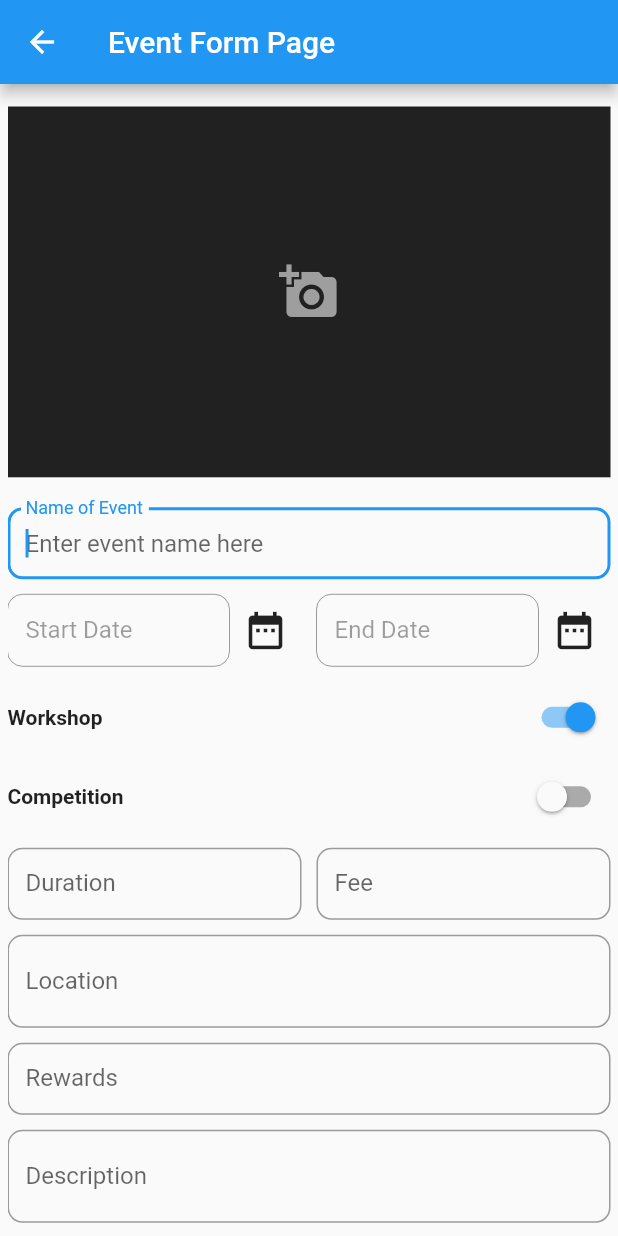
After one commit to SutirthaSaha/zigwan_demo, a Flutter app: the AddEventForm screen opened directly, on a phone screen of 412 x 824 dp. The commit adds this screen. Run offline on Flutter 3.47's test engine with Material 2 defaults, Android fonts, the phone set to English and light mode, and no system bars; our stand-ins replace camera, carousel_pro, carousel_slider, image_picker, video_player; missing offline and left inert: custom_chewie, thumbnails; network calls fail.

Commit message:
Update 1- Events Modified Academy Modified Login Modified SignUp Modified

```diff
--- /dev/null
+++ b/lib/screens/add_event_form.dart
@@ -0,0 +1,354 @@
+import 'dart:io';
+import 'package:intl/intl.dart';
+import 'package:flutter/material.dart';
+import 'package:image_picker/image_picker.dart';
+
+class AddEventForm extends StatefulWidget {
+  @override
+  _AddEventFormState createState() => _AddEventFormState();
+}
+
+class _AddEventFormState extends State<AddEventForm> {
+  final formKey = new GlobalKey<FormState>();
+  final scaffoldKey = new GlobalKey<ScaffoldState>();
+
+  var nameController=TextEditingController();
+  var startDateController=TextEditingController();
+  var endDateController=TextEditingController();
+  var durationController=TextEditingController();
+  var feeController=TextEditingController();
+  var locationController=TextEditingController();
+  var choreographerController=TextEditingController();
+  var descController=TextEditingController();
+
+  bool workshopIsSwitched=true;
+
+  String currency=NumberFormat().simpleCurrencySymbol('INR');
+  File _workshopBanner;
+  Future getImage() async{
+    _workshopBanner=await ImagePicker.pickImage(source: ImageSource.gallery);
+    setState(() {
+      _workshopBanner=_workshopBanner;
+    });
+  }
+
+  DateTime startDate,endDate;
+
+  Future<DateTime> _showDateTimePicker() async{
+    DateTime selected = await showDatePicker(
+      context: context,
+      initialDate: new DateTime.now(),
+      firstDate: new DateTime(1960),
+      lastDate: new DateTime(2050),
+    );
+
+    return selected;
+  }
+
+  @override
+  Widget build(BuildContext context) {
+    return Scaffold(
+      key: scaffoldKey,
+      appBar: AppBar(
+        title: Text("Event Form Page"),
+      ),
+      body: Container(
+        margin: EdgeInsets.all(5.0),
+        child: Form(
+          key: formKey,
+          child: ListView(
+            children: <Widget>[
+
+              SizedBox(
+                height: 10.0,
+              ),
+
+              _workshopBanner==null?GestureDetector(
+                onTap: (){
+                  //ImagePicker.pickImage(source: ImageSource.gallery);
+                  getImage();
+                },
+                child: Container(
+                  width: MediaQuery.of(context).size.width,
+                  height: MediaQuery.of(context).size.height*0.3,
+                  decoration: BoxDecoration(
+                      shape: BoxShape.rectangle,
+                      color: Colors.black87
+                  ),
+                  child: Icon(Icons.add_a_photo,size: 40.0,color: Colors.grey,),
+                ),
+              ):GestureDetector(
+                onTap: (){
+                  getImage();
+                },
+                child: Container(
+                  width: 50.0,
+                  height: 100.0,
+                  decoration: BoxDecoration(
+                      shape: BoxShape.rectangle,
+                      //color: Colors.black87,
+                      image: DecorationImage(image: FileImage(_workshopBanner),
+                          fit: BoxFit.contain
+                      )
+                  ),
+                ),
+              ),
+
+              SizedBox(
+                height: 20.0,
+              ),
+
+              TextFormField(
+                autofocus: true,
+                controller: nameController,
+                decoration: InputDecoration(
+                    contentPadding: EdgeInsets.all(12.0),
+                    border: OutlineInputBorder(
+                        borderRadius:
+                        BorderRadius.all(Radius.circular(10.0))),
+                    labelText: "Name of Event",
+                    hintText: "Enter event name here"),
+                validator: (value) {
+                  if (value.isEmpty) {
+                    return "Event Name Field Empty";
+                  }
+                  return null;
+                },
+              ),
+
+              SizedBox(
+                height: 10.0,
+              ),
+
+              Row(
+                crossAxisAlignment: CrossAxisAlignment.center,
+                //mainAxisAlignment: MainAxisAlignment.center,
+                children: <Widget>[
+                  Expanded(child: TextFormField(
+                    enabled: false,
+                    controller: startDateController,
+                    decoration: InputDecoration(
+                        contentPadding: EdgeInsets.all(12.0),
+                        border: OutlineInputBorder(
+                            borderRadius:
+                            BorderRadius.all(Radius.circular(10.0))),
+                        labelText: "Start Date",
+                        hintText: "Start Date"),
+                    validator: (value) {
+                      if (value.isEmpty) {
+                        return "Date Field Empty";
+                      }
+                      return null;
+                    },
+                  ),),
+                  IconButton(icon: Icon(Icons.date_range,size: 30.0,), onPressed:() async {
+                    startDate= await _showDateTimePicker();
+                    setState(() {
+                    });
+                  }),
+
+                  SizedBox(width: 10.0,),
+
+                  Expanded(child: TextFormField(
+                    enabled: false,
+                    controller: endDateController,
+                    decoration: InputDecoration(
+                        contentPadding: EdgeInsets.all(12.0),
+                        border: OutlineInputBorder(
+                            borderRadius:
+                            BorderRadius.all(Radius.circular(10.0))),
+                        labelText: "End Date",
+                        hintText: "End Date"),
+                    validator: (value) {
+                      if (value.isEmpty) {
+                        return "Date Field Empty";
+                      }
+                      return null;
+                    },
+                  ),),
+                  IconButton(icon: Icon(Icons.date_range,size: 30.0,), onPressed:() async {
+                    endDate= await _showDateTimePicker();
+                    setState(() {
+
+                    });
+                  }),
+                ],
+              ),
+              SizedBox(height: 10.0,),
+              Row(
+                children: <Widget>[
+                  Expanded(
+                    child: Text("Workshop",
+                      textScaleFactor: 1,
+                      style: TextStyle(fontWeight: FontWeight.bold),
+                    ),
+                  ),
+                  Switch(
+                    value: workshopIsSwitched,
+                    onChanged: (value){
+                      setState(() {
+                        workshopIsSwitched=value;
+                      });
+                    },
+                  ),
+                ],
+              ),
+              SizedBox(height:5.0,),
+              Row(
+                children: <Widget>[
+                  Expanded(
+                    child: Text("Competition",
+                      textScaleFactor: 1,
+                      style: TextStyle(fontWeight: FontWeight.bold),
+                    ),
+
+                  ),
+                  Switch(
+                    value: !workshopIsSwitched,
+                    onChanged: (value){
+                      setState(() {
+                        workshopIsSwitched=!value;
+                      });
+                    },
+                  )
+                ],
+              ),
+              SizedBox(height: 10.0,),
+              Row(
+//                mainAxisAlignment: MainAxisAlignment.spaceEvenly,
+                children: <Widget>[
+                  Expanded(
+                    child: TextFormField(
+                      controller: durationController,
+                      decoration: InputDecoration(
+                          contentPadding: EdgeInsets.all(12.0),
+                          border: OutlineInputBorder(
+                              borderRadius:
+                              BorderRadius.all(Radius.circular(10.0))),
+                          labelText: "Duration",
+                          hintText: "In Hours"),
+                      validator: (value) {
+                        if (value.isEmpty) {
+                          return "Duration Field Empty";
+                        }
+                        return null;
+                      },
+                    ),
+                  ),
+                  SizedBox(
+                    width: 10.0,
+                  ),
+                  Expanded(child: TextFormField(
+                    controller: feeController,
+                    decoration: InputDecoration(
+                        contentPadding: EdgeInsets.all(12.0),
+                        border: OutlineInputBorder(
+                            borderRadius:
+                            BorderRadius.all(Radius.circular(10.0))),
+                        labelText: "Fee",
+                        hintText: NumberFormat().simpleCurrencySymbol('INR')),
+                    validator: (value) {
+                      if (value.isEmpty) {
+                        return "Fee Field Empty";
+                      }
+                      return null;
+                    },
+                  ),)
+                ],
+              ),
+              SizedBox(
+                height: 10.0,
+              ),
+              TextFormField(
+                controller: locationController,
+                maxLines: null,
+                decoration: InputDecoration(
+                    contentPadding: EdgeInsets.all(12.0),
+                    border: OutlineInputBorder(
+                        borderRadius:
+                        BorderRadius.all(Radius.circular(10.0))),
+                    labelText: "Location",
+                    hintText: "Enter venue details here\n"),
+                validator: (value) {
+                  if (value.isEmpty) {
+                    return "Location Field Empty";
+                  }
+                  return null;
+                },
+              ),
+              SizedBox(
+                height: 10.0,
+              ),
+              TextFormField(
+                autofocus: true,
+                controller: choreographerController,
+                decoration: InputDecoration(
+                    contentPadding: EdgeInsets.all(12.0),
+                    border: OutlineInputBorder(
+                        borderRadius:
+                        BorderRadius.all(Radius.circular(10.0))),
+                    labelText: workshopIsSwitched?"Rewards":"Choreographer",
+                    hintText: "Enter details here"),
+                validator: (value) {
+                  if (value.isEmpty) {
+                    return "Details Field Empty";
+                  }
+                  return null;
+                },
+              ),
+              SizedBox(
+                height: 10.0,
+              ),
+              TextFormField(
+                controller: descController,
+                maxLines: null,
+                decoration: InputDecoration(
+                    contentPadding: EdgeInsets.all(12.0),
+                    border: OutlineInputBorder(
+                        borderRadius:
+                        BorderRadius.all(Radius.circular(10.0))),
+                    labelText: "Description",
+                    hintText: "Enter details here\n"),
+                validator: (value) {
+                  if (value.isEmpty) {
+                    return "Description Field Empty";
+                  }
+                  return null;
+                },
+              ),
+              SizedBox(
+                height: 10.0,
+              ),
+              RaisedButton(
+                shape: RoundedRectangleBorder(borderRadius: BorderRadius.circular(10.0)),
+                onPressed: (){
+                  submit();
+                },
+                padding: EdgeInsets.all(10.0),
+                child: Text(
+                  "Save",
+                  style: TextStyle(color: Colors.white,fontSize: 20.0),
+                ),
+                color: Colors.greenAccent,
+                elevation: 2.0,
+              ),
+              SizedBox(
+                height: 10.0,
+              )
+            ],
+          ),
+        ),
+      ),
+    );
+  }
+
+  submit() {
+    final form=formKey.currentState;
+    print("Submit Clicked");
+    if(form.validate()){
+      form.save();
+      final snackbar=SnackBar(content: Text("Successful"));
+      scaffoldKey.currentState.showSnackBar(snackbar);
+    }
+  }
+}
--- a/lib/screens/video_upload_form.dart
+++ b/lib/screens/video_upload_form.dart
@@ -133,7 +133,7 @@ class _VideoUploadFormState extends State<VideoUploadForm> {
               ],
             )),
             Container(
-              height: 10.0,
+              height: 20.0,
             ),
             Container(
               padding: EdgeInsets.only(left: 5,right:5),
--- a/pubspec.yaml
+++ b/pubspec.yaml
@@ -76,6 +76,7 @@ flutter:
     - images/workshop.png
     - images/events_icon.png
     - images/competition.png
+    - images/app_logo.png
     - images/signup.jpg
 
   # An image asset can refer to one or more resolution-specific "variants", see
```
Also changed, not shown: lib/screens/academy.dart (+66 -72 lines), lib/screens/competitions.dart (+100 -60 lines), lib/screens/login_page_minimal.dart (+21 -45 lines), lib/screens/minimal_signup.dart (+3 -5 lines), 1 other file.
